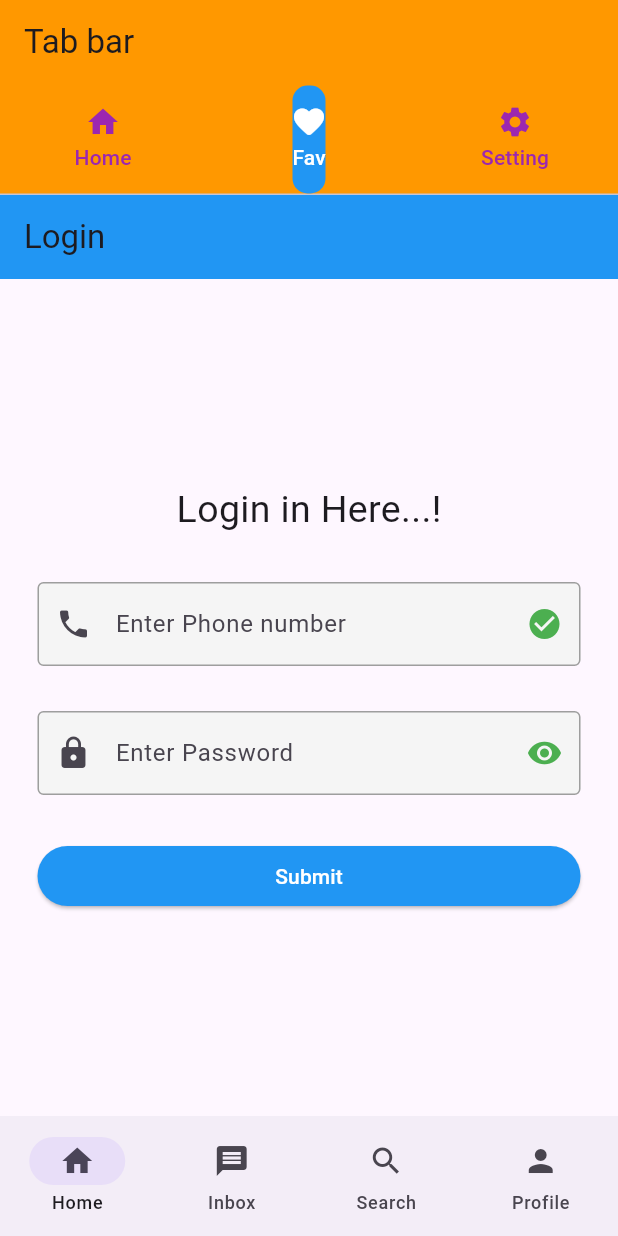
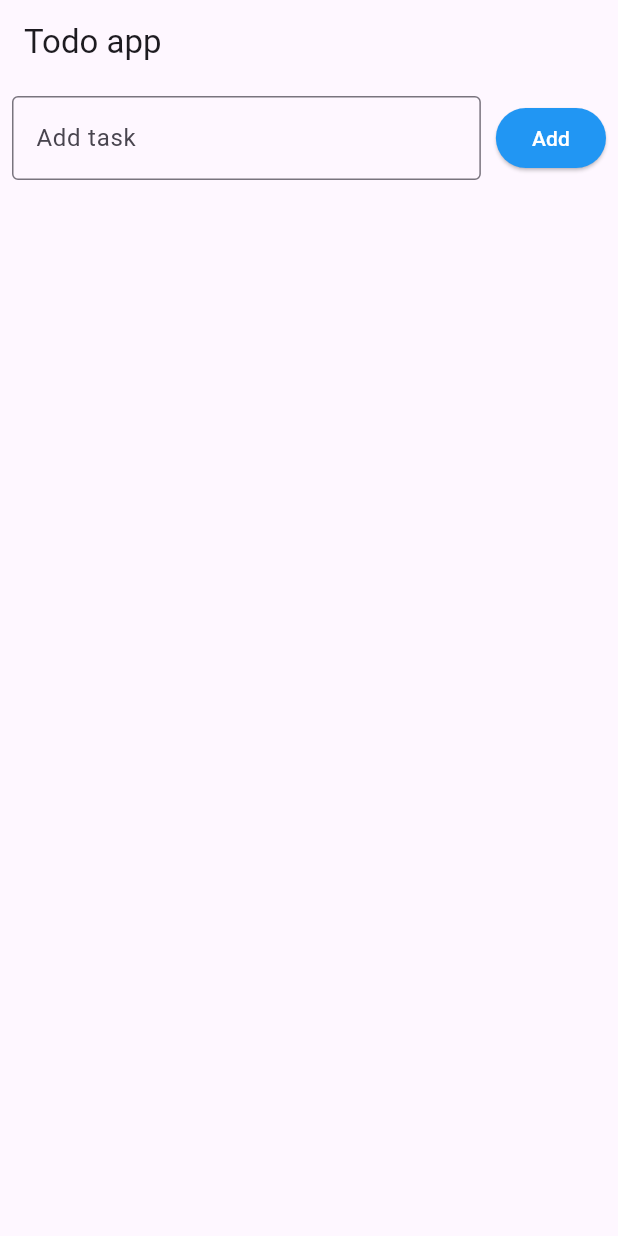
Before and after one commit to taufiqurSabbir/batch_16, a Flutter app: the screen it shows after launch, on a phone screen of 412 x 824 dp. Run offline on Flutter 3.47's test engine with Material 3 defaults, Android fonts, the phone set to English and light mode, and no system bars.

Commit message:
module_14_class-1

```diff
--- a/lib/app.dart
+++ b/lib/app.dart
@@ -16,6 +16,7 @@
 import 'module_13/class_1.dart';
 import 'module_13/class_2.dart';
 import 'module_13/class_3.dart';
+import 'module_14/class_1.dart';
 import 'module_9/class_3.dart';
 
 class MyApp extends StatelessWidget {
@@ -27,7 +28,7 @@
       debugShowCheckedModeBanner: false,
         title: 'Flutter 16',
 
-      initialRoute: '/BottomNav',
+      initialRoute: '/Todo',
 
       routes: {
         '/about' : (context) => about(),
@@ -35,6 +36,7 @@
          '/Module13Class2' : (context) => Module13Class2(),
          '/Module13Class3' : (context) => Module13Class3(),
          '/BottomNav' : (context) => BottomNav(),
+         '/Todo' : (context) => Todo(),
       },
     );
   }
--- a/lib/module_13/bottom_nav.dart
+++ b/lib/module_13/bottom_nav.dart
@@ -25,7 +25,7 @@
   @override
   Widget build(BuildContext context) {
     return Scaffold(
-      body: screens[selectedIndex],
+      body: SafeArea(child: screens[selectedIndex]),
       bottomNavigationBar: NavigationBar(
           selectedIndex: selectedIndex,
 
--- /dev/null
+++ b/lib/module_14/class_1.dart
@@ -0,0 +1,88 @@
+import 'package:flutter/material.dart';
+
+class Todo extends StatefulWidget {
+  const Todo({super.key});
+
+  @override
+  State<Todo> createState() => _TodoState();
+}
+
+class _TodoState extends State<Todo> {
+  TextEditingController taskController = TextEditingController();
+  List tasks = [];
+
+  void addTask(){
+    if(taskController.text.isNotEmpty){
+      setState(() {
+        tasks.add(taskController.text);
+        taskController.clear();
+      });
+    }else{
+
+    }
+
+  }
+
+
+  void deleteTask(int index){
+    setState(() {
+      tasks.removeAt(index);
+    });
+  }
+
+
+
+
+
+  @override
+  Widget build(BuildContext context) {
+    return Scaffold(
+      appBar: AppBar(
+        title: Text('Todo app'),
+      ),
+      body: Padding(
+        padding: const EdgeInsets.all(8.0),
+        child: Column(
+          children: [
+            Row(
+              children: [
+                Expanded(child: TextField(
+                  controller: taskController,
+                  decoration: InputDecoration(
+                    hintText: 'Add task',
+                    border: OutlineInputBorder()
+                  ),
+                )),
+                SizedBox(width: 10,),
+                ElevatedButton(
+                    style: ElevatedButton.styleFrom(
+                      backgroundColor: Colors.blue,
+                      foregroundColor: Colors.white,
+                    ),
+                    onPressed: (){
+                      addTask();
+                    }, child: Text('Add'))
+              ],
+            ),
+
+            Expanded(
+              child: ListView.builder(
+                  itemCount: tasks.length,
+
+                  itemBuilder: (context,index){
+                return Card(
+                  child: ListTile(
+                    leading: Checkbox(value: false, onChanged: (_){}),
+                    title: Text(tasks[index]),
+                    trailing: IconButton(onPressed: (){deleteTask(index);}, icon: Icon(Icons.delete,color: Colors.red,))
+                  ),
+                );
+
+              }),
+            )
+          ],
+        ),
+      ),
+    );
+  }
+}
```
